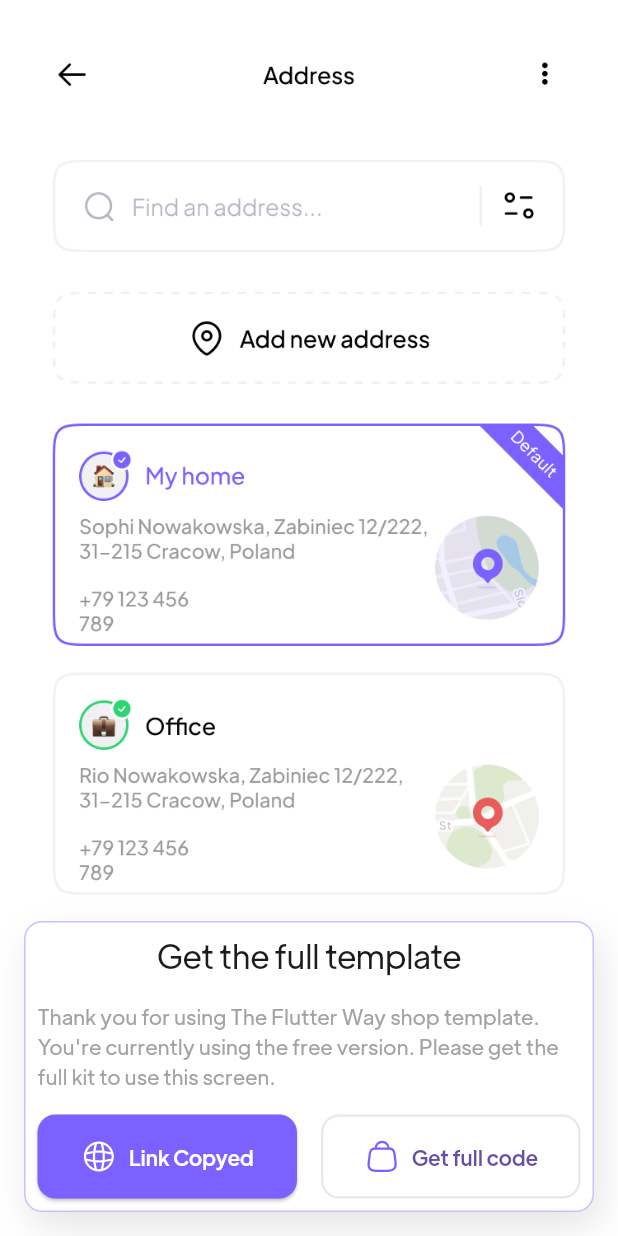
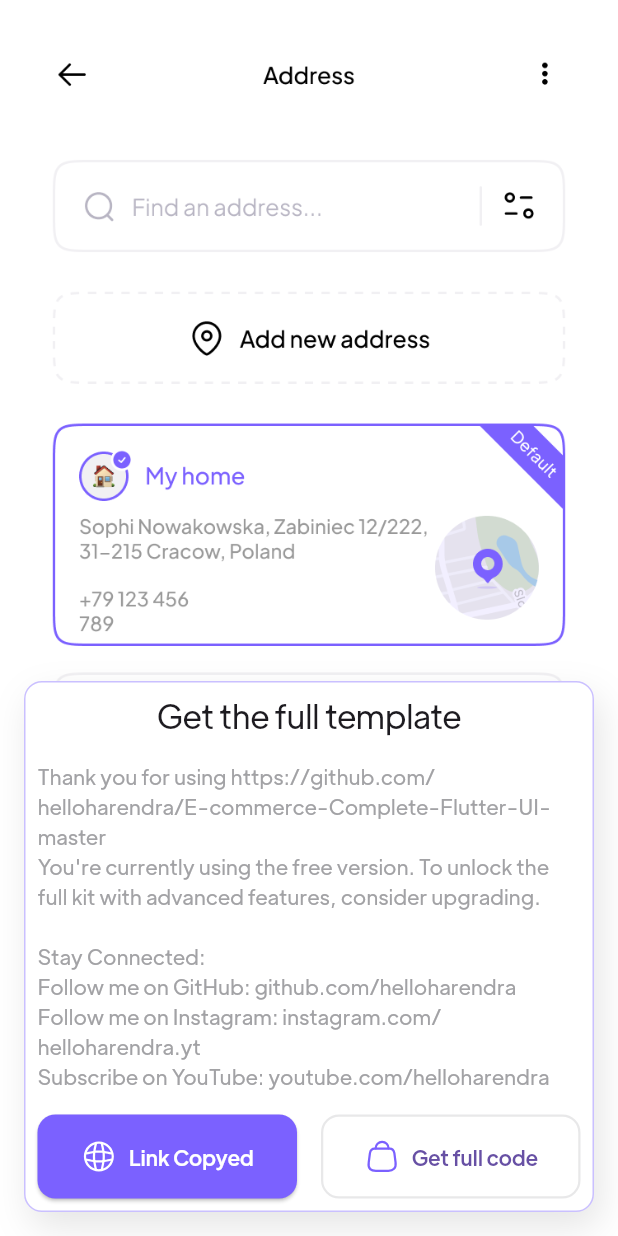
Before and after one commit to helloharendra/Complete-E-commerce-App-Flutter, a Flutter app: the BuyFullKit screen opened directly, after a tap on "Copy link", on a phone screen of 412 x 824 dp. Run offline on Flutter 3.47's test engine with Material 3 defaults, Android fonts, the phone set to English and light mode, and no system bars; our stand-ins replace cached_network_image, flutter_rating_bar, flutter_svg, form_field_validator.

Commit message:
Updated code

```diff
--- a/lib/components/buy_full_ui_kit.dart
+++ b/lib/components/buy_full_ui_kit.dart
@@ -1,10 +1,8 @@
 import 'dart:async';
-
 import 'package:flutter/material.dart';
 import 'package:flutter/services.dart';
 import 'package:flutter_svg/flutter_svg.dart';
 import 'package:url_launcher/url_launcher.dart';
-
 import '../constants.dart';
 
 class BuyFullKit extends StatefulWidget {
@@ -19,7 +17,7 @@ class BuyFullKit extends StatefulWidget {
 class _BuyFullKitState extends State<BuyFullKit> {
   bool _isCopied = false;
   final Uri _url = Uri.parse(
-      'https://app.gumroad.com/checkout?_gl=1*1j1owy*_ga*Nzc0MTA1NTYwLjE3MjAwMTA3MzM.*_ga_6LJN6D94N6*MTcyMDA0MjQzMC41LjEuMTcyMDA0MjQzMS4wLjAuMA..&product=uxznc&option=B3wWhE6QH46cfm31C7jEmQ%3D%3D&quantity=1&referrer=App');
+      'https://github.com/helloharendra/E-commerce-Complete-Flutter-UI-master');
   Future<void> buyLink() async {
     if (!await launchUrl(_url)) {
       throw Exception('Could not launch $_url');
@@ -106,7 +104,13 @@ class _BuyFullKitState extends State<BuyFullKit> {
                       ),
                       const SizedBox(height: defaultPadding),
                       const Text(
-                        "Thank you for using The Flutter Way shop template. You're currently using the free version. Please get the full kit to use this screen.",
+                        '''Thank you for using https://github.com/helloharendra/E-commerce-Complete-Flutter-UI-master
+You're currently using the free version. To unlock the full kit with advanced features, consider upgrading.
+
+Stay Connected:
+Follow me on GitHub: github.com/helloharendra
+Follow me on Instagram: instagram.com/helloharendra.yt
+Subscribe on YouTube: youtube.com/helloharendra''',
                       ),
                       const SizedBox(height: defaultPadding),
                       Row(
@@ -116,7 +120,7 @@ class _BuyFullKitState extends State<BuyFullKit> {
                               onPressed: () async {
                                 await Clipboard.setData(const ClipboardData(
                                         text:
-                                            "https://app.gumroad.com/checkout?_gl=1*1j1owy*_ga*Nzc0MTA1NTYwLjE3MjAwMTA3MzM.*_ga_6LJN6D94N6*MTcyMDA0MjQzMC41LjEuMTcyMDA0MjQzMS4wLjAuMA..&product=uxznc&option=B3wWhE6QH46cfm31C7jEmQ%3D%3D&quantity=1&referrer=App"))
+                                            "https://github.com/helloharendra/E-commerce-Complete-Flutter-UI-master"))
                                     .then((value) {
                                   setState(() {
                                     _isCopied = true;
```
Also changed, not shown: 3 other files.
